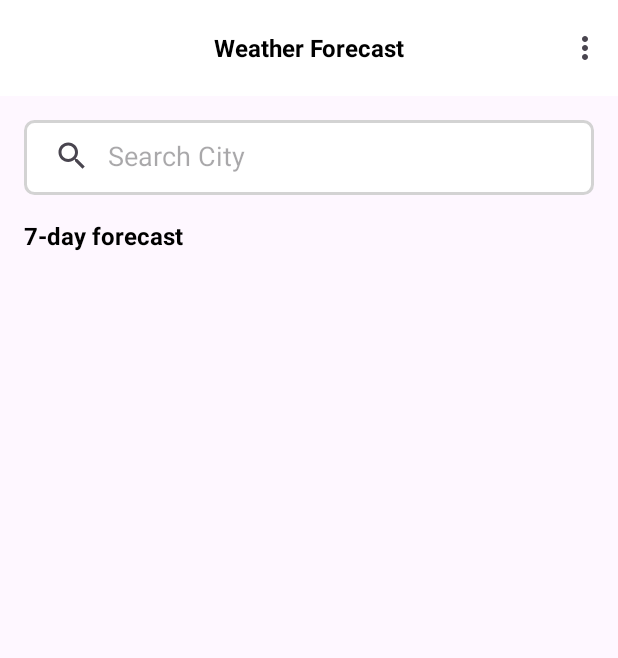
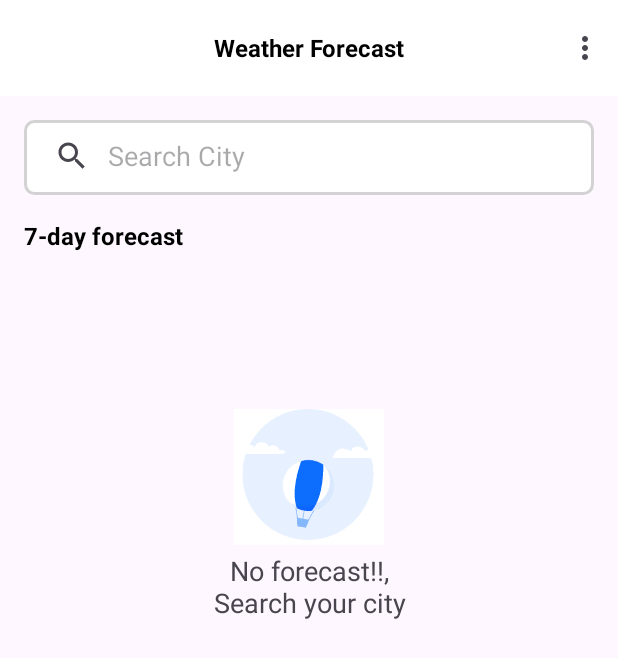
Before and after one commit to delaroy/CarbonWeather, an Android app: the screen it shows after launch (MainActivity), on a phone screen of 412 x 824 dp. Shown: the top 658 px of the screen. Run offline under Robolectric (Android 15) with nearby library versions, the phone set to English and light mode, and no system bars; our stand-ins replace Dagger/Hilt's generated code, Room's generated code, navigation-ui; libraries missing offline, so code that uses them is left out: com.jakewharton.retrofit2; pictures from the network do not load; 1 statement that could not run was skipped.

Commit message:
clean ups

```diff
--- a/app/src/main/java/com/carbon/carbonweather/ui/WeatherFragment.kt
+++ b/app/src/main/java/com/carbon/carbonweather/ui/WeatherFragment.kt
@@ -2,13 +2,13 @@ package com.carbon.carbonweather.ui
 
 import android.os.Bundle
 import android.util.Log
-import androidx.fragment.app.Fragment
 import android.view.LayoutInflater
 import android.view.View
 import android.view.View.GONE
 import android.view.View.VISIBLE
 import android.view.ViewGroup
 import androidx.appcompat.widget.SearchView
+import androidx.fragment.app.Fragment
 import androidx.fragment.app.viewModels
 import com.bumptech.glide.Glide
 import com.bumptech.glide.load.resource.drawable.DrawableTransitionOptions
@@ -16,6 +16,7 @@ import com.carbon.carbonweather.databinding.FragmentWeatherBinding
 import com.carbon.carbonweather.utils.CustomProgressDialog
 import com.carbon.carbonweather.utils.convertLongToTime
 import dagger.hilt.android.AndroidEntryPoint
+
 
 @AndroidEntryPoint
 class WeatherFragment : Fragment() {
@@ -27,7 +28,6 @@ class WeatherFragment : Fragment() {
     private val viewModel: WeatherViewModel by viewModels()
     private val weatherAdapter: WeatherAdapter by lazy { WeatherAdapter() }
     private var query = ""
-
     override fun onCreateView(
         inflater: LayoutInflater, container: ViewGroup?,
         savedInstanceState: Bundle?
@@ -103,7 +103,8 @@ class WeatherFragment : Fragment() {
     private fun observeForecasts() {
         viewModel.weatherForecasts.observe(requireActivity()) { result ->
             result?.getContentIfNotHandled()?.let { value ->
-                binding.noData.visibility = GONE
+                if (value.isNotEmpty())
+                    binding.noData.visibility = GONE
                 weatherAdapter.submitList(value)
             }
         }
--- a/app/src/main/res/layout/fragment_weather.xml
+++ b/app/src/main/res/layout/fragment_weather.xml
@@ -177,7 +177,7 @@
         <androidx.constraintlayout.widget.ConstraintLayout
             android:id="@+id/no_data"
             android:layout_width="match_parent"
-            android:layout_height="wrap_content"
+            android:layout_height="match_parent"
             android:visibility="visible"
             android:translationZ="90dp"
             android:layout_marginTop="100dp"
```
